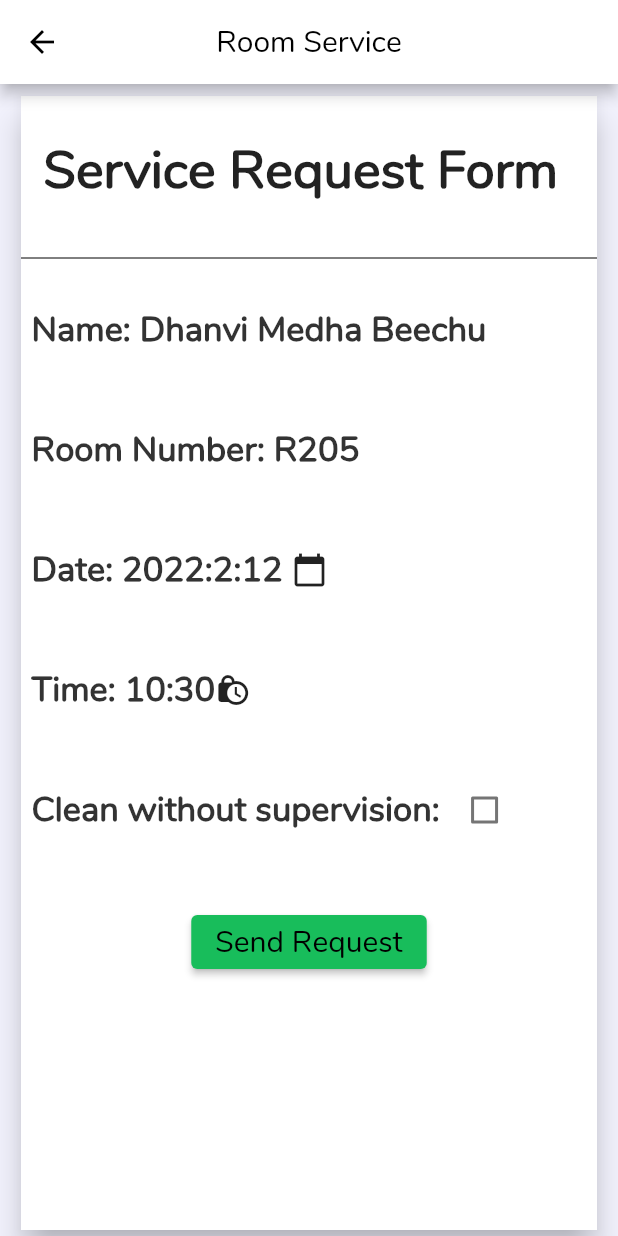
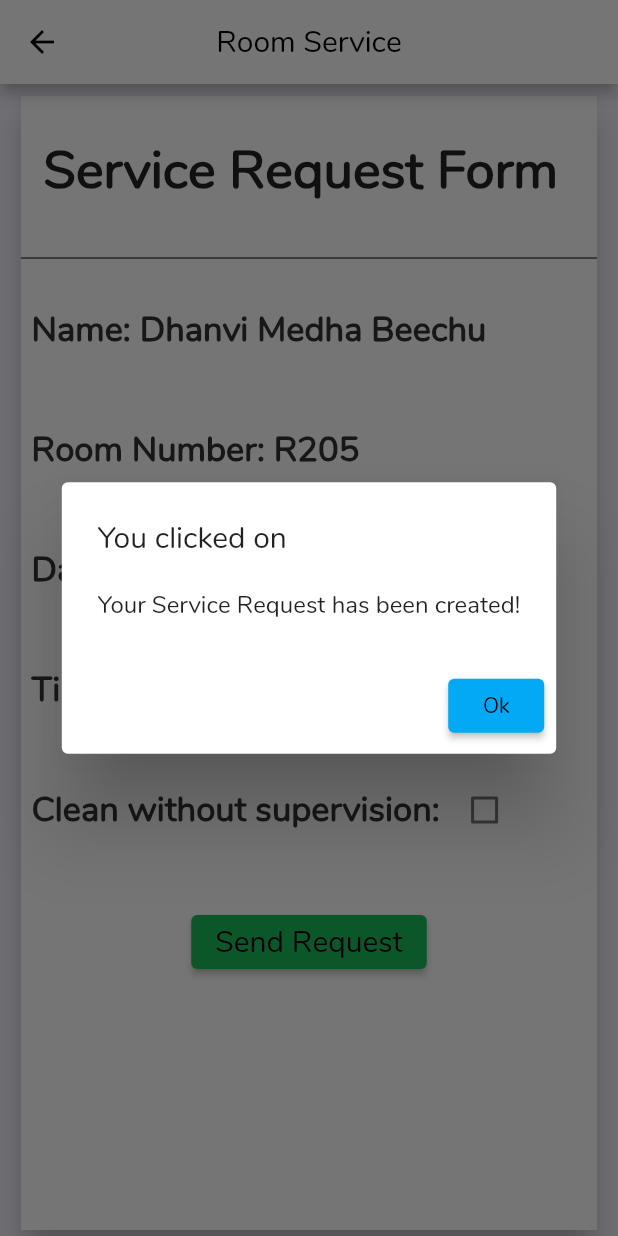
Before and after one commit to unbalancedvariance/CampusAutomation, a Flutter app: the SignUpPage screen opened by its route, after a tap on "Send Request", on a phone screen of 412 x 824 dp. Run offline on Flutter 3.47's test engine with Material 2 defaults, Android fonts, the phone set to English and light mode, and no system bars.

```diff
--- a/campus_automation/lib/form.dart
+++ b/campus_automation/lib/form.dart
@@ -1,6 +1,7 @@
 import 'package:flutter/cupertino.dart';
 import 'package:flutter/material.dart';
 import 'size_config.dart';
+import 'home_page.dart';
 
 
 class SignUpPage extends StatefulWidget {
@@ -250,7 +251,7 @@ class _MycardWidgetState extends State<MyCardWidget>{
                     child: Align(
                       alignment: Alignment(0, 0.5),
                       child: ElevatedButton(
-                        onPressed: () {},
+                        onPressed: () => showAlertDialog(context),
                         child: const Text(
                             'Send Request', style: TextStyle(fontSize: 20)),
                         style: ButtonStyle(
@@ -266,5 +267,31 @@ class _MycardWidgetState extends State<MyCardWidget>{
           ),
         )
     );
+
   }
+  void showAlertDialog(BuildContext context) => showDialog(
+      context: context, barrierDismissible: false, // user must tap button!
+      builder: (BuildContext context) {
+        return new AlertDialog(
+          title: new Text('You clicked on'),
+          content: new SingleChildScrollView(
+            child: new ListBody(
+              children: [
+                new Text('Your Service Request has been created!'),
+              ],
+            ),
+          ),
+          actions: [
+            new ElevatedButton(
+              child: new Text('Ok'),
+              onPressed: () {
+                Navigator.of(context).pop();
+                Navigator.of(context).pushNamed(HomePage.tag);
+              },
+            ),
+          ],
+        );
+      },
+
+    );
 }
```
